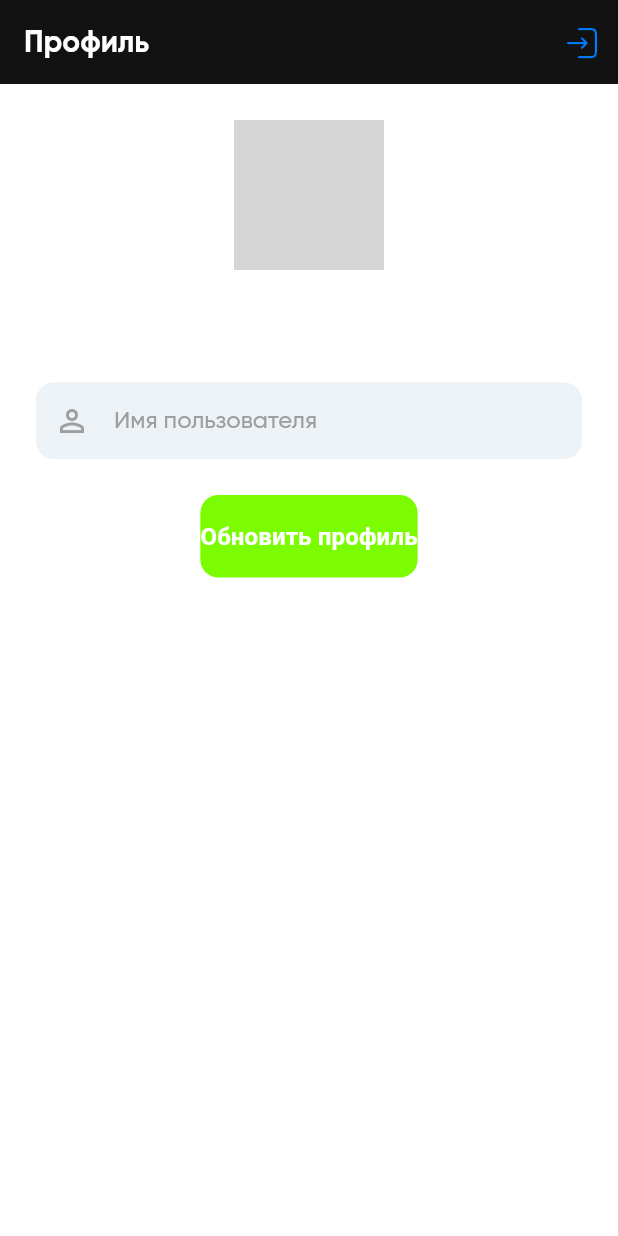
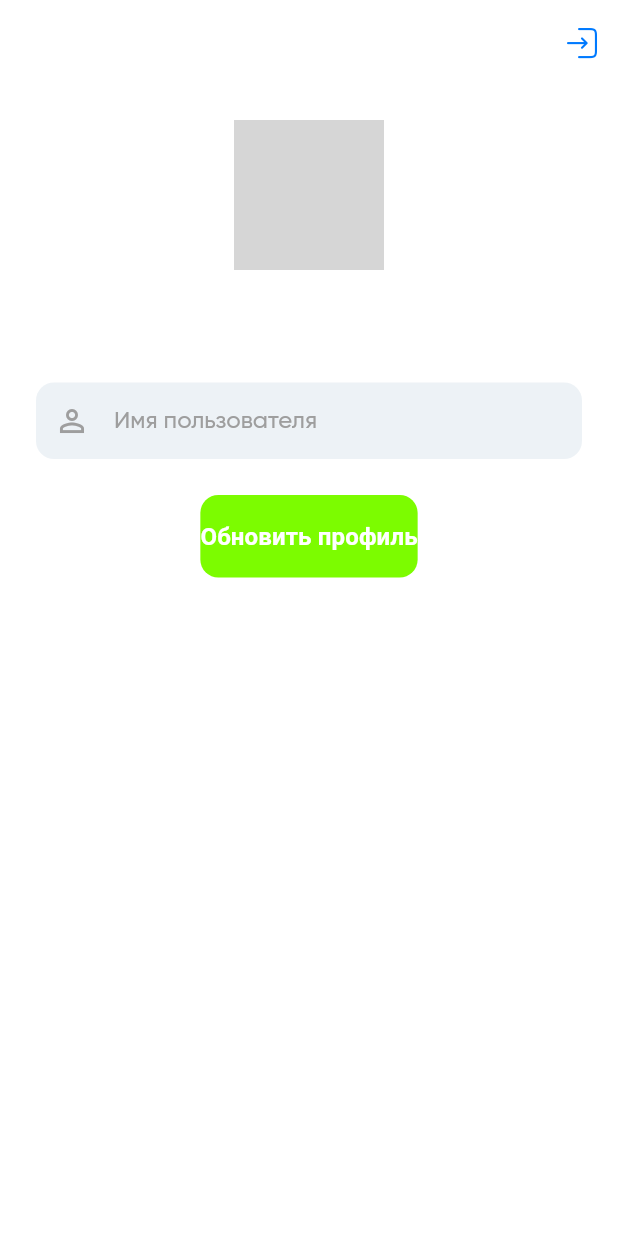
Before and after one commit to faradzhalelov/flutter_chat, a Flutter app: the ProfileView screen opened by its route, on a phone screen of 412 x 824 dp. Run offline on Flutter 3.47's test engine with Material 3 defaults, Android fonts, the phone set to English and light mode, and no system bars; our stand-ins replace file_picker, flutter_dotenv, flutter_riverpod, freezed_annotation, go_router, image_picker and 2 more; missing offline and left inert: record; accounts and stored records are empty; generated files the repository leaves out were written again; network calls fail; project files that could hold a hidden picture were left out; grey boxes are pictures that could not be loaded.

Commit message:
edit profile

```diff
--- a/lib/features/chat_list/presentation/view/chat_list_view.dart
+++ b/lib/features/chat_list/presentation/view/chat_list_view.dart
@@ -33,7 +33,7 @@ class ChatListView extends ConsumerWidget {
               Icomoon.person,
               color: AppColors.black,
             ),
-            onPressed: () => context.go('/${ProfileView.routePath}'),
+            onPressed: () => context.push('/${ProfileView.routePath}'),
             tooltip: 'Перейти в профиль',
           ),
           IconButton(
--- a/lib/features/profile/presentation/view/profile_view.dart
+++ b/lib/features/profile/presentation/view/profile_view.dart
@@ -1,3 +1,4 @@
+import 'dart:developer';
 import 'dart:io';
 import 'package:flutter/material.dart';
 import 'package:flutter_chat/app/theme/colors.dart';
@@ -126,6 +127,7 @@ class _ProfileViewState extends ConsumerState<ProfileView> {
       await ref.read(authStateProvider.notifier).signOut(context);
       // Router will handle navigation
     } catch (e) {
+      log('_signOut error:$e');
       if (mounted) {
         ScaffoldMessenger.of(context).showSnackBar(
           SnackBar(
@@ -149,7 +151,7 @@ class _ProfileViewState extends ConsumerState<ProfileView> {
 
     return Scaffold(
       appBar: AppBar(
-        backgroundColor: AppColors.headerBackground,
+        backgroundColor: AppColors.appBackground,
         title: const Text('Профиль'),
         actions: [
           IconButton(
@@ -177,11 +179,14 @@ class _ProfileViewState extends ConsumerState<ProfileView> {
                         backgroundImage: _avatarFile != null
                             ? FileImage(_avatarFile!)
                             : userProfile['avatar_url'] != null
-                                  ? NetworkImage(userProfile['avatar_url'] as String)
+                                ? NetworkImage(
+                                    userProfile['avatar_url'] as String)
                                 : null,
-                          child: _avatarFile == null && userProfile['avatar_url'] == null
+                        child: _avatarFile == null &&
+                                userProfile['avatar_url'] == null
                             ? Text(
-                                  _getInitials(userProfile['username'] as String? ?? ''),
+                                _getInitials(
+                                    userProfile['username'] as String? ?? ''),
                                 style: const TextStyle(
                                   fontSize: 32,
                                   fontWeight: FontWeight.bold,
@@ -260,7 +265,7 @@ class _ProfileViewState extends ConsumerState<ProfileView> {
                 ),
                 const SizedBox(height: 16),
                 Text(
-                  'Ошибка загрузки профиля',
+                  'Ошибка загрузки профиля:$error stacktrace:$stackTrace',
                   style: Theme.of(context).textTheme.headlineSmall,
                   textAlign: TextAlign.center,
                 ),
```
Lines whose indentation alone changed are shown as unchanged.
